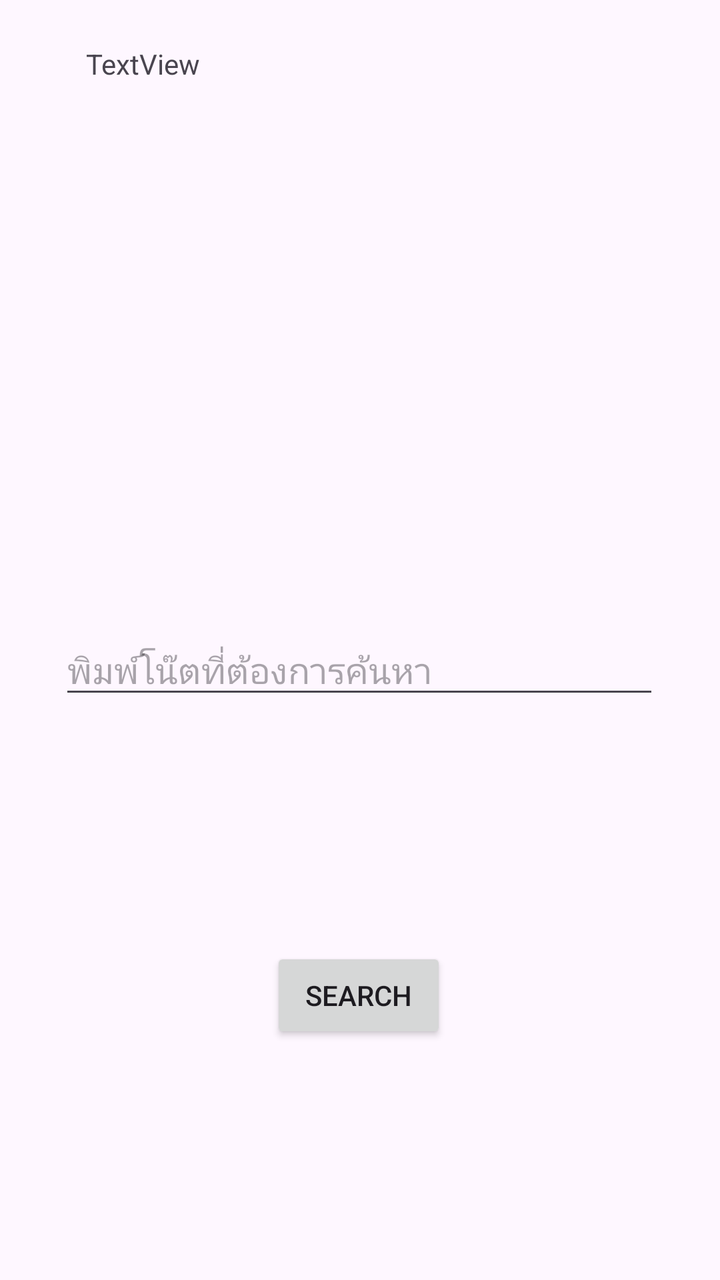
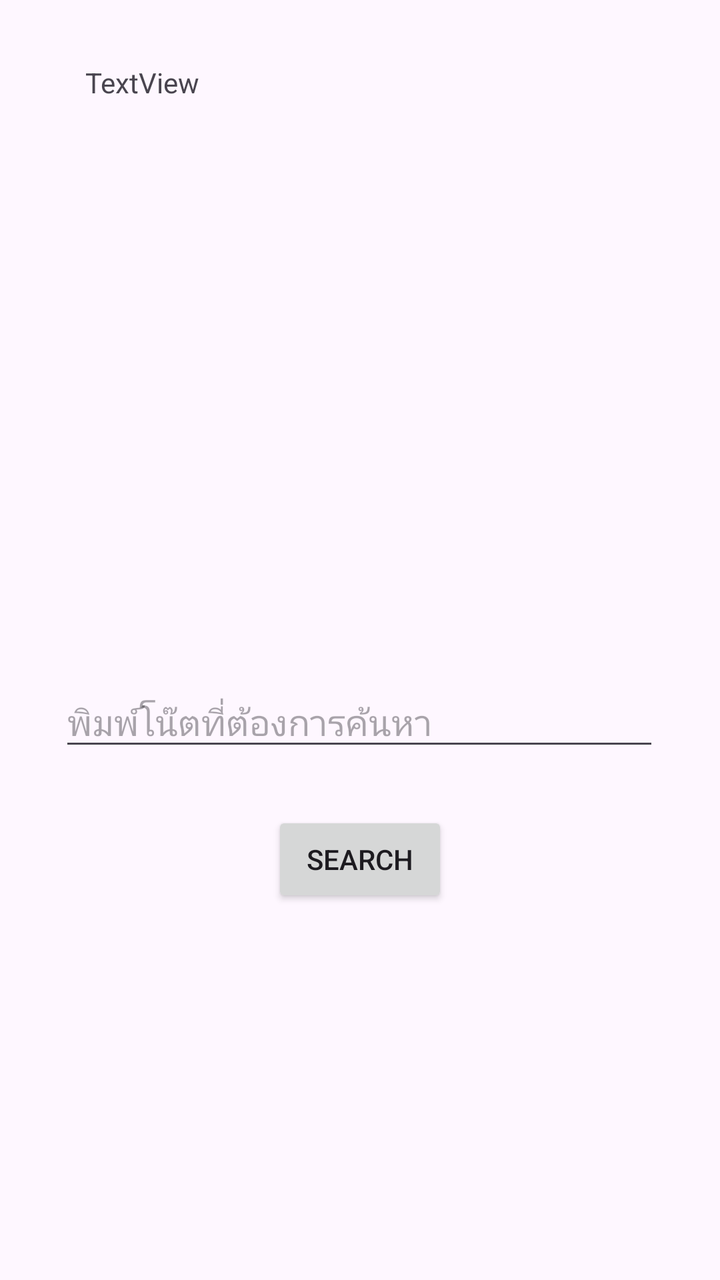

Screens rendered from an Android XML layout before and after an edit, with the pre-edit source and the edit as a unified diff.
<!-- AndroidManifest.xml: application theme Theme.Lab4 -->
<!-- res/layout/activity_brow_note.xml -->
<?xml version="1.0" encoding="utf-8"?>
<androidx.constraintlayout.widget.ConstraintLayout xmlns:android="http://schemas.android.com/apk/res/android"
    xmlns:app="http://schemas.android.com/apk/res-auto"
    xmlns:tools="http://schemas.android.com/tools"
    android:id="@+id/main"
    android:layout_width="match_parent"
    android:layout_height="match_parent"
    tools:context=".View.BrowNoteActivity">

    <EditText
        android:id="@+id/editTextSearch"
        android:layout_width="300dp"
        android:layout_height="wrap_content"
        android:hint="พิมพ์โน๊ตที่ต้องการค้นหา"
        android:inputType="text"
        app:layout_constraintBottom_toTopOf="@+id/button5"
        app:layout_constraintEnd_toEndOf="parent"
        app:layout_constraintHorizontal_bias="0.495"
        app:layout_constraintStart_toStartOf="parent"
        app:layout_constraintTop_toTopOf="parent"
        app:layout_constraintVertical_bias="0.724" />

    <Button
        android:id="@+id/button5"
        android:layout_width="wrap_content"
        android:layout_height="wrap_content"
        android:text="Search"
        app:layout_constraintBottom_toBottomOf="parent"
        app:layout_constraintEnd_toEndOf="parent"
        app:layout_constraintHorizontal_bias="0.498"
        app:layout_constraintStart_toStartOf="parent"
        app:layout_constraintTop_toTopOf="parent"
        app:layout_constraintVertical_bias="0.8" />

    <ProgressBar
        android:id="@+id/progressBar2"
        style="?android:attr/progressBarStyle"
        android:layout_width="wrap_content"
        android:layout_height="wrap_content"
        android:visibility="gone"
        app:layout_constraintBottom_toBottomOf="parent"
        app:layout_constraintEnd_toEndOf="parent"
        app:layout_constraintStart_toStartOf="parent"
        app:layout_constraintTop_toBottomOf="@+id/button5"
        app:layout_constraintVertical_bias="0.2" />

    <TextView
        android:id="@+id/textView5"
        android:layout_width="274dp"
        android:layout_height="268dp"
        android:text="TextView"
        app:layout_constraintBottom_toTopOf="@+id/editTextSearch"
        app:layout_constraintEnd_toEndOf="parent"
        app:layout_constraintHorizontal_bias="0.5"
        app:layout_constraintStart_toStartOf="parent"
        app:layout_constraintTop_toTopOf="parent"
        app:layout_constraintVertical_bias="0.5" />
</androidx.constraintlayout.widget.ConstraintLayout>
<!-- resources referenced by this layout -->
<resources>
  <style name="Theme.Lab4" parent="Base.Theme.Lab4" />
  <style name="Base.Theme.Lab4" parent="Theme.Material3.DayNight.NoActionBar">
          
          
      </style>
</resources>

<!-- the commit's change to res/layout/activity_brow_note.xml (unified diff, before → after) -->
@@ -13,12 +13,12 @@
         android:layout_height="wrap_content"
         android:hint="พิมพ์โน๊ตที่ต้องการค้นหา"
         android:inputType="text"
-        app:layout_constraintBottom_toTopOf="@+id/button5"
+        app:layout_constraintBottom_toBottomOf="parent"
         app:layout_constraintEnd_toEndOf="parent"
         app:layout_constraintHorizontal_bias="0.495"
         app:layout_constraintStart_toStartOf="parent"
         app:layout_constraintTop_toTopOf="parent"
-        app:layout_constraintVertical_bias="0.724" />
+        app:layout_constraintVertical_bias="0.566" />
 
     <Button
         android:id="@+id/button5"
@@ -27,10 +27,9 @@
         android:text="Search"
         app:layout_constraintBottom_toBottomOf="parent"
         app:layout_constraintEnd_toEndOf="parent"
-        app:layout_constraintHorizontal_bias="0.498"
         app:layout_constraintStart_toStartOf="parent"
         app:layout_constraintTop_toTopOf="parent"
-        app:layout_constraintVertical_bias="0.8" />
+        app:layout_constraintVertical_bias="0.685" />
 
     <ProgressBar
         android:id="@+id/progressBar2"
@@ -51,8 +50,8 @@
         android:text="TextView"
         app:layout_constraintBottom_toTopOf="@+id/editTextSearch"
         app:layout_constraintEnd_toEndOf="parent"
-        app:layout_constraintHorizontal_bias="0.5"
+        app:layout_constraintHorizontal_bias="0.496"
         app:layout_constraintStart_toStartOf="parent"
         app:layout_constraintTop_toTopOf="parent"
-        app:layout_constraintVertical_bias="0.5" />
+        app:layout_constraintVertical_bias="0.45" />
 </androidx.constraintlayout.widget.ConstraintLayout>
